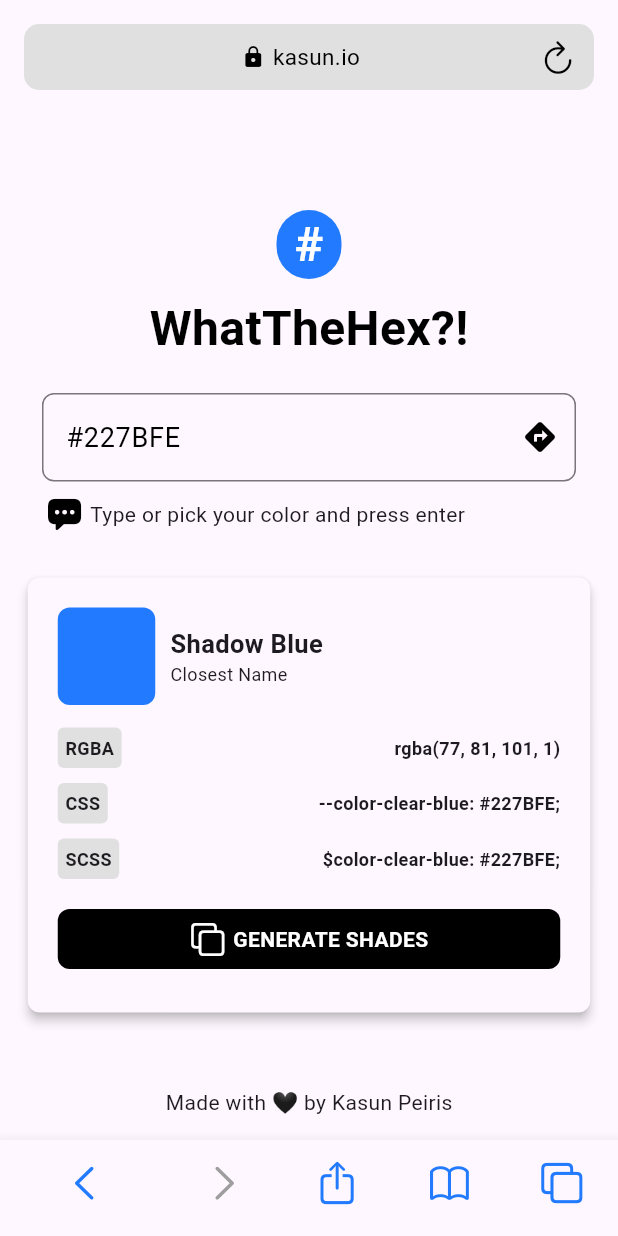
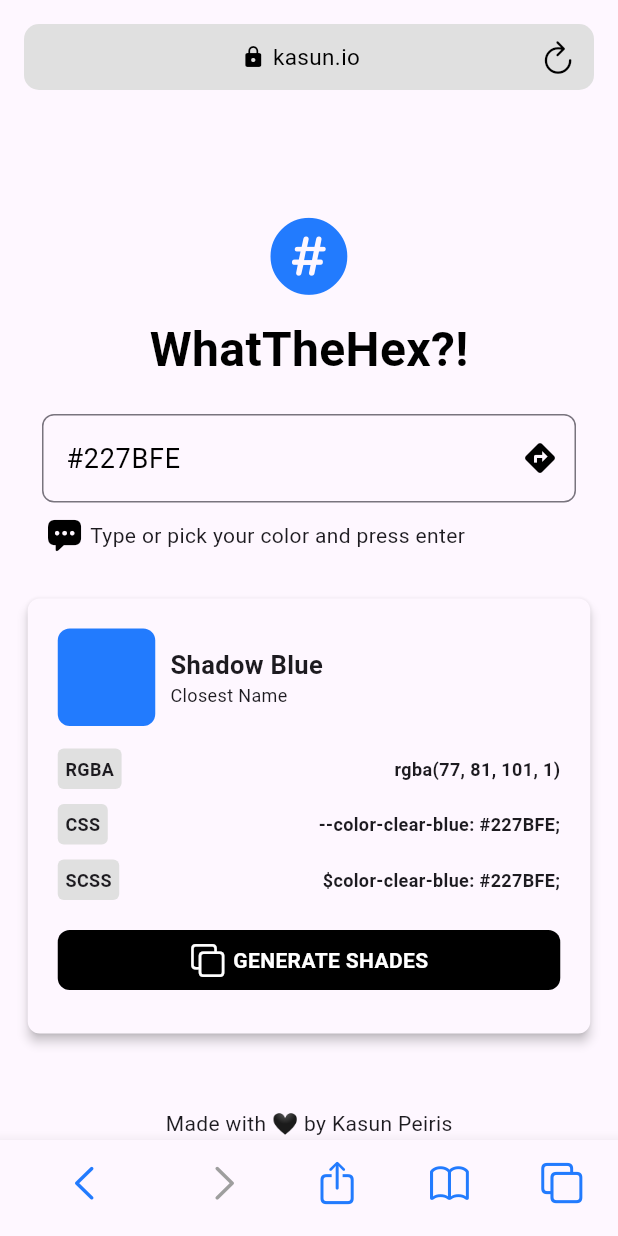
Before and after one commit to ifeanyidotdev/WhatTheHex, a Flutter app: the screen it shows after launch, on a phone screen of 412 x 824 dp. Run offline on Flutter 3.47's test engine with Material 3 defaults, Android fonts, the phone set to English and light mode, and no system bars.

Commit message:
changes container to cupertino icon

```diff
--- a/lib/main.dart
+++ b/lib/main.dart
@@ -71,22 +71,27 @@ class WhatTheHexScreen extends StatelessWidget {
                 const SizedBox(
                   height: 80,
                 ),
-                Container(
-                  decoration: const BoxDecoration(
+                // Container(
+                //   decoration: const BoxDecoration(
+                //     color: blueColor,
+                //     borderRadius: BorderRadius.all(
+                //       Radius.circular(50),
+                //     ),
+                //   ),
+                //   padding: const EdgeInsets.symmetric(horizontal: 12),
+                //   child: const Text(
+                //     "#",
+                //     style: TextStyle(
+                //       color: Colors.white,
+                //       fontSize: 32,
+                //       fontWeight: FontWeight.bold,
+                //     ),
+                //   ),
+                // ),
+                const Icon(
+                  CupertinoIcons.number_circle_fill,
                   color: blueColor,
-                    borderRadius: BorderRadius.all(
-                      Radius.circular(50),
-                    ),
-                  ),
-                  padding: const EdgeInsets.symmetric(horizontal: 12),
-                  child: const Text(
-                    "#",
-                    style: TextStyle(
-                      color: Colors.white,
-                      fontSize: 32,
-                      fontWeight: FontWeight.bold,
-                    ),
-                  ),
+                  size: 60,
                 ),
                 const SizedBox(height: 10),
                 const Text(
@@ -122,7 +127,8 @@ class WhatTheHexScreen extends StatelessWidget {
                       suffixIcon: const Icon(
                         Icons.directions,
                         color: blackColor,
-                        )),
+                      ),
+                    ),
                     style: const TextStyle(
                       fontSize: 18,
                       color: Colors.black,
```
Lines whose indentation alone changed are shown as unchanged.
